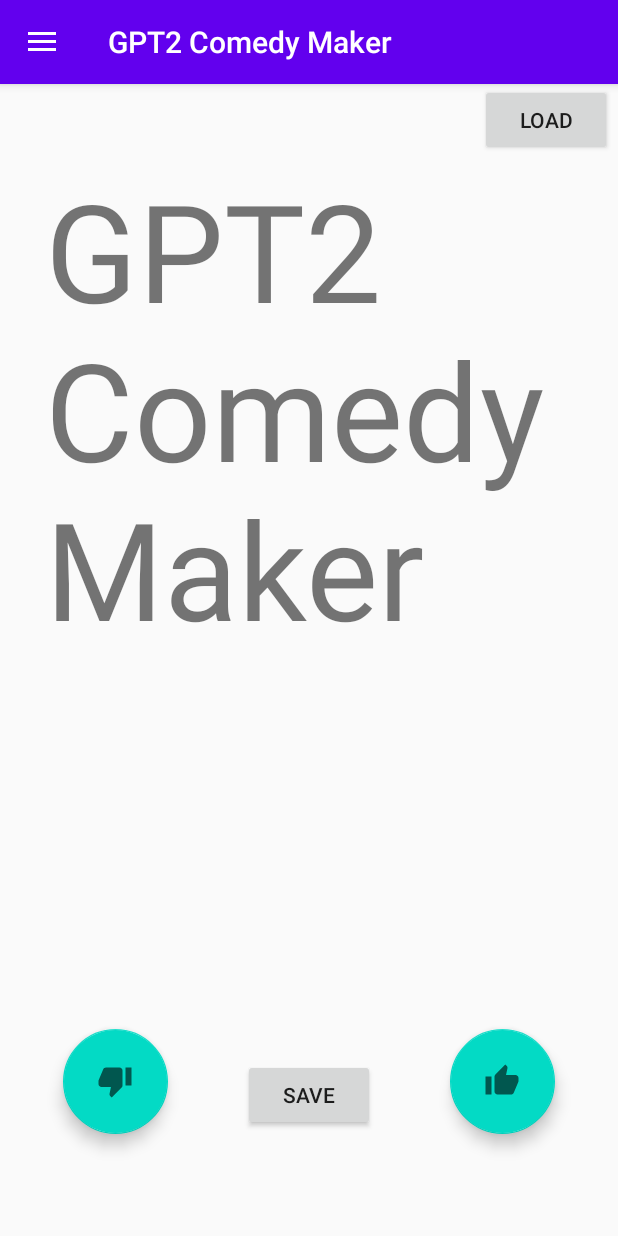
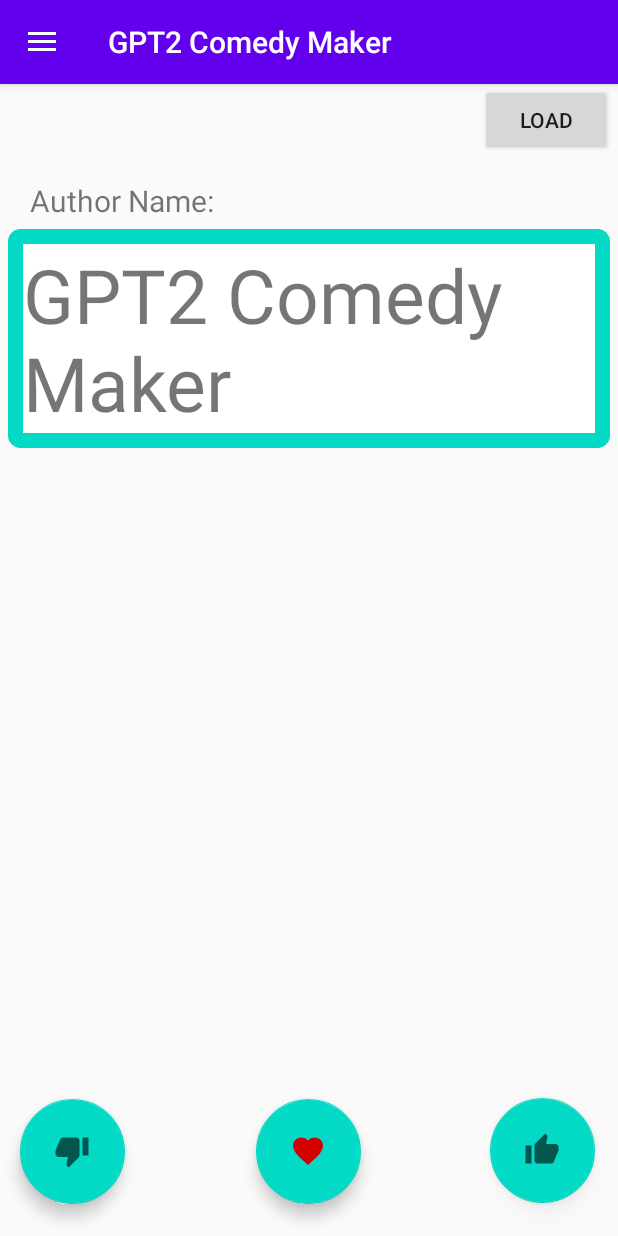
Before and after one commit to hostwriter/ComedyMaker-Android, an Android app: the MainActivity screen opened directly, with no data from a screen before it, on a phone screen of 412 x 824 dp. Run offline under Robolectric (Android 15) with nearby library versions, the phone set to English and light mode, and no system bars.

Commit message:
Design Changes, JSON implementation refactored, comments still not implemented

```diff
--- a/app/src/main/java/com/projektekis/gpt3comedymaker/MainActivity.kt
+++ b/app/src/main/java/com/projektekis/gpt3comedymaker/MainActivity.kt
@@ -7,11 +7,12 @@ import android.widget.Button
 import android.widget.TextView
 import androidx.appcompat.app.ActionBarDrawerToggle
 import androidx.appcompat.app.AppCompatActivity
+import androidx.core.view.isGone
+import androidx.core.view.isVisible
 import com.google.android.material.floatingactionbutton.FloatingActionButton
 import com.google.gson.GsonBuilder
 import kotlinx.android.synthetic.main.activity_main.*
 import okhttp3.*
-import okhttp3.RequestBody.Companion.toRequestBody
 import java.io.IOException
 
 class MainActivity : AppCompatActivity() {
@@ -31,7 +32,7 @@ class MainActivity : AppCompatActivity() {
         "Wont forget my last job. I can't do this anymore. I've lost my mind.")
 
     override fun onCreate(savedInstanceState: Bundle?) {
-        val incomingJokes = talkToApi()
+        talkToApi()
 
         super.onCreate(savedInstanceState)
         setContentView(R.layout.activity_main)
@@ -40,53 +41,60 @@ class MainActivity : AppCompatActivity() {
 
         val downVoteBtn = findViewById<FloatingActionButton>(R.id.dislikeFloatingButton)
         val upVoteBtn = findViewById<FloatingActionButton>(R.id.likeFloatingButton)
-        val shownJoke = findViewById<TextView>(R.id.textView)
-        val saveButton = findViewById<Button>(R.id.save_button)
+        val jokeHeader = findViewById<TextView>(R.id.titleTextView)
+        val jokePunchline = findViewById<TextView>(R.id.textViewPunchline)
+        val jokeAuthor = findViewById<TextView>(R.id.authorName)
+        val saveButton = findViewById<FloatingActionButton>(R.id.save_button)
         val loadBtn = findViewById<Button>(R.id.load_jokes)
+        var jokeIndex = 0
 
         saveButton.setOnClickListener{
-            if(!savedJokesList.contains(shownJoke.text.toString()))
-                savedJokesList.add(shownJoke.text.toString())
+            if(!savedJokesList.contains(jokeHeader.text.toString()))
+                savedJokesList.add(jokeHeader.text.toString())
         }
 
-        var jokeIterator = setJokeIterator(incomingJokes)
+        //var jokeIterator = setJokeIterator(incomingJokes)
+        jokeHeader.setOnClickListener{
+            jokePunchline.isVisible = true
+        }
 
         loadBtn.setOnClickListener{
-            jokeIterator = setJokeIterator(incomingJokes)
-            shownJoke.text = jokeIterator.next()
+            jokeHeader.text = retrievedJsonJokesList[jokeIndex].title
+            jokeAuthor.text = retrievedJsonJokesList[jokeIndex].author
+            jokePunchline.text = retrievedJsonJokesList[jokeIndex].body
+            jokeIndex++
+            //jokeIterator = setJokeIterator(incomingJokes)
+            //jokeHeader.text = jokeIterator.next()
         }
 
         downVoteBtn.setOnClickListener{
-            if(jokeIterator.hasNext()) {
-                if(!badFeedbackList.contains(shownJoke.text.toString())) {
-                    badFeedbackList.add(shownJoke.text.toString())
-                }
-                shownJoke.text = jokeIterator.next()
-            }else{
-                if(!badFeedbackList.contains(shownJoke.text.toString())) {
-                    badFeedbackList.add(shownJoke.text.toString())
-                }
-                jokeIterator = setJokeIterator(incomingJokes)
-                shownJoke.text = jokeIterator.next()
+            jokePunchline.isGone = true
+            jokeIndex++
+            if(jokeIndex >= retrievedJsonJokesList.size) jokeIndex = 0
+            if(!badFeedbackList.contains(retrievedJsonJokesList[jokeIndex].id)) {
+                badFeedbackList.add(retrievedJsonJokesList[jokeIndex].id)
             }
+            jokeHeader.text = retrievedJsonJokesList[jokeIndex].title
+            jokeAuthor.text = retrievedJsonJokesList[jokeIndex].author
+            jokePunchline.text = retrievedJsonJokesList[jokeIndex].body
+
         }
 
         upVoteBtn.setOnClickListener{
-            if(jokeIterator.hasNext()) {
-                if(!goodFeedbackList.contains(shownJoke.text.toString())) {
-                    goodFeedbackList.add(shownJoke.text.toString())
-                }
-                shownJoke.text = jokeIterator.next()
-
-            }else{
-                jokeIterator = setJokeIterator(incomingJokes)
-                if(!goodFeedbackList.contains(shownJoke.text.toString())) {
-                    goodFeedbackList.add(shownJoke.text.toString())
-                }
-                shownJoke.text = jokeIterator.next()
-
+            jokePunchline.isGone = true
+            jokeIndex++
+            if(jokeIndex >= retrievedJsonJokesList.size) jokeIndex = 0
+            if(!goodFeedbackList.contains(retrievedJsonJokesList[jokeIndex].id)) {
+                goodFeedbackList.add(retrievedJsonJokesList[jokeIndex].id)
             }
+            jokeHeader.text = retrievedJsonJokesList[jokeIndex].title
+            jokeAuthor.text = retrievedJsonJokesList[jokeIndex].author
+            jokePunchline.text = retrievedJsonJokesList[jokeIndex].body
         }
+         //TODO: Grab comments from each joke and add them to a list to send
+//        val commentList: RecyclerView = findViewById(R.id.main_comment_list)
+//        commentList.layoutManager = LinearLayoutManager(this)
+//        commentList.adapter = CommentAdapter(arraylistOf(""))
 
     }
 
@@ -130,7 +138,7 @@ class MainActivity : AppCompatActivity() {
         startActivity(send)
     }
 
-    fun talkToApi(): ArrayList<String> {
+    fun talkToApi(){
         val contentList: ArrayList<String> = arrayListOf()
         val request = Request.Builder().url(url).build()
         val client = OkHttpClient()
@@ -152,17 +160,17 @@ class MainActivity : AppCompatActivity() {
                 retrievedJsonJokesList = collectIncomingJson(jsonJokesList)
             }
         })
-        return contentList
     }
 
     fun collectIncomingJson(jsonJokesList: List<JsonJokes>): List<JsonJokes>{
+        println("collectIncomingJson size: " + jsonJokesList.size)
         return jsonJokesList
     }
 
-    fun setJokeIterator(jokeList: ArrayList<String>): Iterator<String>{
-        return if (jokeList.isEmpty())
-            defaultList.iterator()
-        else
-            jokeList.iterator()
-    }
+//    fun setJokeIterator(jokeList: ArrayList<String>): Iterator<String>{
+//        return if (jokeList.isEmpty())
+//            defaultList.iterator()
+//        else
+//            jokeList.iterator()
+//    }
 }
--- a/app/src/main/java/com/projektekis/gpt3comedymaker/TopJokesPage.kt
+++ b/app/src/main/java/com/projektekis/gpt3comedymaker/TopJokesPage.kt
@@ -39,8 +39,8 @@ class TopJokesPage : AppCompatActivity() {
     class Adapter(val jokeArrayList: ArrayList<String>): RecyclerView.Adapter<MyViewHolder>(){
 
         override fun onCreateViewHolder(parent: ViewGroup, viewType: Int): MyViewHolder {
-            val layoutInflater = LayoutInflater.from(parent?.context)
-            val cellForRow = layoutInflater.inflate(R.layout.home_row_layout, parent, false)
+            val layoutInflater = LayoutInflater.from(parent.context)
+            val cellForRow = layoutInflater.inflate(R.layout.row_layout, parent, false)
             return MyViewHolder(cellForRow)
         }
 
--- /dev/null
+++ b/app/src/main/res/drawable/ic_baseline_favorite_24.xml
@@ -0,0 +1,5 @@
+<vector android:height="24dp" android:tint="#D70000"
+    android:viewportHeight="24" android:viewportWidth="24"
+    android:width="24dp" xmlns:android="http://schemas.android.com/apk/res/android">
+    <path android:fillColor="@android:color/white" android:pathData="M12,21.35l-1.45,-1.32C5.4,15.36 2,12.28 2,8.5 2,5.42 4.42,3 7.5,3c1.74,0 3.41,0.81 4.5,2.09C13.09,3.81 14.76,3 16.5,3 19.58,3 22,5.42 22,8.5c0,3.78 -3.4,6.86 -8.55,11.54L12,21.35z"/>
+</vector>
--- /dev/null
+++ b/app/src/main/res/drawable/outline_for_textviews.xml
@@ -0,0 +1,10 @@
+<?xml version="1.0" encoding="utf-8"?>
+<shape xmlns:android="http://schemas.android.com/apk/res/android"
+    android:shape="rectangle">
+
+    <solid android:color="@color/design_default_color_background"></solid>
+    <stroke android:width="10dp"
+            android:color="@color/colorAccent"
+        />
+    <corners android:radius="3dp" />
+</shape>
--- a/app/src/main/res/layout/activity_main.xml
+++ b/app/src/main/res/layout/activity_main.xml
@@ -10,28 +10,80 @@
     <RelativeLayout
         android:id="@+id/rl_layout"
         android:layout_width="wrap_content"
-        android:layout_height="match_parent">
+        android:layout_height="wrap_content">
+
+        <ScrollView
+            android:layout_width="match_parent"
+            android:layout_height="wrap_content"
+            android:layout_above="@+id/save_button"
+            android:layout_below="@+id/load_jokes"
+            android:layout_marginTop="0dp"
+            android:layout_marginBottom="0dp">
+
+            <androidx.constraintlayout.widget.ConstraintLayout
+                android:layout_width="match_parent"
+                android:layout_height="wrap_content">
 
                 <TextView
-            android:id="@+id/textView"
-            android:layout_width="338dp"
-            android:layout_height="333dp"
-            android:layout_alignParentStart="true"
-            android:layout_alignParentTop="true"
-            android:layout_alignParentEnd="true"
-            android:layout_marginStart="30dp"
-            android:layout_marginTop="50dp"
-            android:layout_marginEnd="30dp"
-            android:autoSizeTextType="uniform"
-            android:text="@string/app_name" />
+                    android:id="@+id/titleTextView"
+                    android:layout_width="match_parent"
+                    android:layout_height="wrap_content"
+                    android:padding="10dp"
+                    android:layout_margin="5dp"
+                    android:text="@string/app_name"
+                    android:textSize="50sp"
+                    app:layout_constraintEnd_toEndOf="parent"
+                    app:layout_constraintStart_toStartOf="parent"
+                    app:layout_constraintTop_toBottomOf="@+id/authorName"
+                    android:background="@drawable/outline_for_textviews"
+                    android:clickable="true"/>
+
+
+                <TextView
+                    android:id="@+id/authorName"
+                    android:layout_width="wrap_content"
+                    android:layout_height="wrap_content"
+                    android:layout_marginStart="20dp"
+                    android:layout_marginTop="16dp"
+                    android:text="Author Name: "
+                    android:textSize="20dp"
+                    app:layout_constraintStart_toStartOf="parent"
+                    app:layout_constraintTop_toTopOf="parent" />
+
+                <TextView
+                    android:id="@+id/textViewPunchline"
+                    android:layout_width="match_parent"
+                    android:layout_height="wrap_content"
+                    android:padding="10dp"
+                    android:layout_margin="5dp"
+                    android:text="This is a joke test for testing purposes."
+                    android:textSize="50sp"
+                    app:layout_constraintEnd_toEndOf="parent"
+                    app:layout_constraintStart_toStartOf="parent"
+                    app:layout_constraintTop_toBottomOf="@+id/titleTextView"
+                    android:background="@drawable/outline_for_textviews"
+                    android:visibility="gone"
+                    />
+
+                <androidx.recyclerview.widget.RecyclerView
+                    android:id="@+id/main_comment_list"
+                    android:layout_width="match_parent"
+                    android:layout_height="wrap_content"
+
+                    app:layout_constraintTop_toBottomOf="@+id/textViewPunchline"></androidx.recyclerview.widget.RecyclerView>
+            </androidx.constraintlayout.widget.ConstraintLayout>
+        </ScrollView>
+
+
 
         <com.google.android.material.floatingactionbutton.FloatingActionButton
             android:id="@+id/likeFloatingButton"
             android:layout_width="70dp"
             android:layout_height="70dp"
-            android:layout_alignEnd="@id/textView"
+            android:layout_alignParentEnd="true"
             android:layout_alignParentBottom="true"
-            android:layout_marginBottom="50dp"
+            android:layout_marginEnd="3dp"
+            android:layout_marginBottom="4dp"
             android:clickable="true"
             app:fabCustomSize="70dp"
             app:srcCompat="@drawable/ic_baseline_thumb_up_24"
@@ -41,23 +93,27 @@
             android:id="@+id/dislikeFloatingButton"
             android:layout_width="70dp"
             android:layout_height="70dp"
-            android:layout_alignStart="@id/textView"
+            android:layout_alignParentStart="true"
             android:layout_alignParentBottom="true"
-            android:layout_marginBottom="50dp"
+            android:layout_marginStart="1dp"
+            android:layout_marginBottom="3dp"
             android:clickable="true"
             app:fabCustomSize="70dp"
             app:srcCompat="@drawable/ic_baseline_thumb_down_24"
             app:useCompatPadding="true" />
 
-        <Button
+        <com.google.android.material.floatingactionbutton.FloatingActionButton
             android:id="@+id/save_button"
-            android:layout_width="wrap_content"
-            android:layout_height="wrap_content"
+            android:layout_width="70dp"
+            android:layout_height="70dp"
             android:layout_alignParentBottom="true"
-            android:layout_centerInParent="true"
-            android:layout_marginBottom="70dp"
+            android:layout_centerHorizontal="true"
+            android:layout_marginBottom="3dp"
+            android:includeFontPadding="true"
+            android:src="@drawable/ic_baseline_favorite_24"
             android:text="@string/save"
-            android:includeFontPadding="true"/>
+            app:fabCustomSize="70dp"
+            app:useCompatPadding="true" />
 
         <Button
             android:id="@+id/load_jokes"
@@ -67,6 +123,7 @@
             android:layout_marginEnd="4dp"
             android:text="Load" />
     </RelativeLayout>
+
 
 <com.google.android.material.navigation.NavigationView
     android:layout_width="wrap_content"
```
Also changed, not shown: app/src/main/java/com/projektekis/gpt3comedymaker/CommentAdapter.kt (added, +28 -0 lines), app/src/main/res/drawable/rounded_rectangle.xml (added, +9 -0 lines), app/src/main/res/layout/comment_row_layout.xml (added, +20 -0 lines), app/src/main/res/layout/row_layout.xml (+30 -6 lines). Lines whose indentation alone changed are shown as unchanged.
